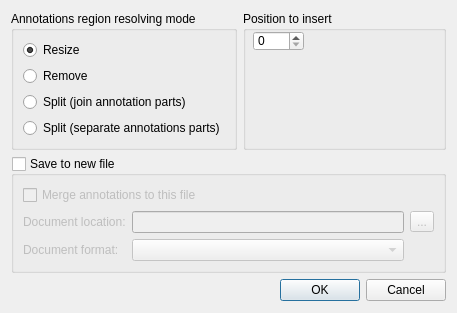
Qt form src/corelibs/U2Gui/src/util/ui/EditSequenceDialog.ui (dualword/ugene-qt4) before a commit.
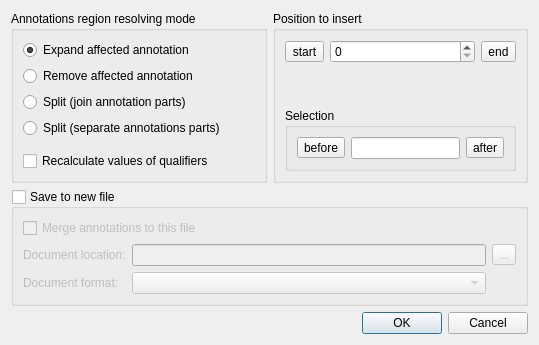
The same form after that commit.

What changed in the file:
```diff
--- a/src/corelibs/U2Gui/src/util/ui/EditSequenceDialog.ui
+++ b/src/corelibs/U2Gui/src/util/ui/EditSequenceDialog.ui
@@ -6,8 +6,8 @@
    <rect>
     <x>0</x>
     <y>0</y>
-    <width>457</width>
-    <height>293</height>
+    <width>539</width>
+    <height>309</height>
    </rect>
   </property>
   <property name="windowTitle">
@@ -21,40 +21,50 @@
        <property name="title">
         <string>Annotations region resolving mode</string>
        </property>
-       <layout class="QVBoxLayout" name="verticalLayout_2">
-        <item>
-         <layout class="QVBoxLayout" name="verticalLayout">
-          <item>
+       <layout class="QGridLayout" name="gridLayout_5">
+        <item row="0" column="0">
            <widget class="QRadioButton" name="resizeRB">
             <property name="text">
-             <string>Resize</string>
+           <string>Expand affected annotation</string>
             </property>
             <property name="checked">
              <bool>true</bool>
             </property>
            </widget>
           </item>
-          <item>
+        <item row="1" column="0">
            <widget class="QRadioButton" name="removeRB">
             <property name="text">
-             <string>Remove</string>
+           <string>Remove affected annotation</string>
             </property>
            </widget>
           </item>
-          <item>
+        <item row="2" column="0">
            <widget class="QRadioButton" name="splitRB">
             <property name="text">
              <string>Split (join annotation parts)</string>
             </property>
            </widget>
           </item>
-          <item>
+        <item row="3" column="0">
            <widget class="QRadioButton" name="split_separateRB">
             <property name="text">
              <string>Split (separate annotations parts)</string>
             </property>
            </widget>
           </item>
+        <item row="4" column="0">
+         <layout class="QVBoxLayout" name="verticalLayout">
+          <property name="topMargin">
+           <number>7</number>
+          </property>
+          <item>
+           <widget class="QCheckBox" name="recalculateQualsCheckBox">
+            <property name="text">
+             <string>Recalculate values of qualifiers</string>
+            </property>
+           </widget>
+          </item>
          </layout>
         </item>
        </layout>
@@ -65,19 +75,87 @@
        <property name="title">
         <string>Position to insert</string>
        </property>
+       <layout class="QGridLayout" name="gridLayout_2">
+        <item row="0" column="0">
+         <widget class="QToolButton" name="startPosToolButton">
+          <property name="toolTip">
+           <string>Press to insert before the start of the sequence</string>
+          </property>
+          <property name="text">
+           <string>start</string>
+          </property>
+         </widget>
+        </item>
+        <item row="0" column="1">
        <widget class="QSpinBox" name="insertPositionSpin">
-        <property name="geometry">
-         <rect>
-          <x>10</x>
-          <y>20</y>
-          <width>51</width>
-          <height>20</height>
-         </rect>
-        </property>
         <property name="maximum">
          <number>99999</number>
         </property>
        </widget>
+        </item>
+        <item row="0" column="2">
+         <widget class="QToolButton" name="endPosToolButton">
+          <property name="toolTip">
+           <string>Press to insert to the end of the sequence</string>
+          </property>
+          <property name="text">
+           <string>end</string>
+          </property>
+         </widget>
+        </item>
+        <item row="1" column="0" colspan="3">
+         <spacer name="verticalSpacer_2">
+          <property name="orientation">
+           <enum>Qt::Vertical</enum>
+          </property>
+          <property name="sizeHint" stdset="0">
+           <size>
+            <width>20</width>
+            <height>40</height>
+           </size>
+          </property>
+         </spacer>
+        </item>
+        <item row="2" column="0" colspan="3">
+         <widget class="QGroupBox" name="selectionGroupBox">
+          <property name="title">
+           <string>Selection</string>
+          </property>
+          <layout class="QGridLayout" name="gridLayout_4">
+           <item row="0" column="0">
+            <widget class="QToolButton" name="beforeSelectionToolButton">
+             <property name="toolTip">
+              <string>Press to insert before the selection</string>
+             </property>
+             <property name="text">
+              <string>before</string>
+             </property>
+            </widget>
+           </item>
+           <item row="0" column="2">
+            <widget class="QToolButton" name="afterSelectionToolButton">
+             <property name="toolTip">
+              <string>Press to insert after the selection</string>
+             </property>
+             <property name="text">
+              <string>after</string>
+             </property>
+            </widget>
+           </item>
+           <item row="0" column="1">
+            <widget class="QLineEdit" name="selectionLineEdit">
+             <property name="toolTip">
+              <string>To change the regsion select it on a sequence</string>
+             </property>
+             <property name="readOnly">
+              <bool>true</bool>
+             </property>
+            </widget>
+           </item>
+          </layout>
+         </widget>
+        </item>
+       </layout>
       </widget>
      </item>
     </layout>
@@ -97,7 +175,7 @@
       <bool>false</bool>
      </property>
      <layout class="QGridLayout" name="gridLayout_3">
-      <item row="2" column="0">
+      <item row="3" column="0">
        <layout class="QGridLayout" name="gridLayout">
         <item row="0" column="0">
          <widget class="QLabel" name="label">
@@ -139,35 +217,11 @@
     </widget>
    </item>
    <item>
-    <layout class="QHBoxLayout" name="horizontalLayout">
-     <item>
-      <spacer name="horizontalSpacer">
-       <property name="orientation">
-        <enum>Qt::Horizontal</enum>
-       </property>
-       <property name="sizeHint" stdset="0">
-        <size>
-         <width>108</width>
-         <height>23</height>
-        </size>
-       </property>
-      </spacer>
-     </item>
-     <item>
-      <widget class="QPushButton" name="OKButton">
-       <property name="text">
-        <string>OK</string>
-       </property>
-      </widget>
-     </item>
-     <item>
-      <widget class="QPushButton" name="cancelButton">
-       <property name="text">
-        <string>Cancel</string>
-       </property>
-      </widget>
-     </item>
-    </layout>
+    <widget class="QDialogButtonBox" name="buttonBox">
+     <property name="standardButtons">
+      <set>QDialogButtonBox::Cancel|QDialogButtonBox::Ok</set>
+     </property>
+    </widget>
    </item>
   </layout>
  </widget>
```
Left out of the diff: 24 changed lines with no effect on the pictures. Lines whose indentation alone changed are shown as unchanged.
